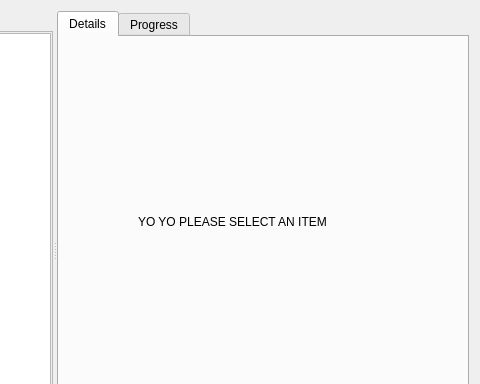
Above: resources/dialog.ui from shotgunsoftware/tk-multi-publish2 before the change; both pictures show x 343 to 823 and y 0 to 384 of the 823 by 546 pixel window. Below: the same form after it.
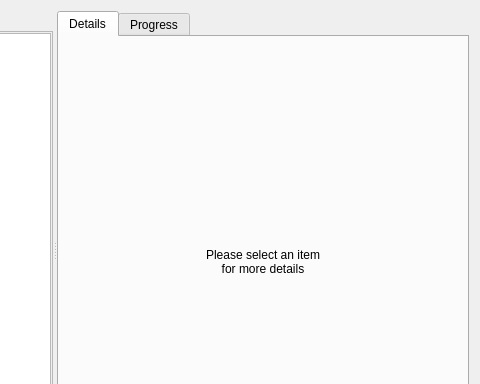
That is the form after the change. The open tabs and pages were chosen to show the change. Icons and pictures are not drawn. Custom widgets are drawn as their Qt base class.

```diff
--- a/resources/dialog.ui
+++ b/resources/dialog.ui
@@ -321,19 +321,19 @@
            </widget>
           </widget>
           <widget class="QWidget" name="details_select">
-           <widget class="QLabel" name="label_6">
-            <property name="geometry">
-             <rect>
-              <x>70</x>
-              <y>130</y>
-              <width>221</width>
-              <height>91</height>
-             </rect>
-            </property>
-            <property name="text">
-             <string>YO YO PLEASE SELECT AN ITEM</string>
-            </property>
-           </widget>
+           <layout class="QVBoxLayout" name="verticalLayout_6">
+            <item>
+             <widget class="QLabel" name="please_select_an_item">
+              <property name="text">
+               <string>Please select an item 
+for more details</string>
+              </property>
+              <property name="alignment">
+               <set>Qt::AlignCenter</set>
+              </property>
+             </widget>
+            </item>
+           </layout>
           </widget>
          </widget>
         </item>
@@ -434,6 +434,11 @@
    <header>..drop_area</header>
    <container>1</container>
   </customwidget>
+  <customwidget>
+   <class>Thumbnail</class>
+   <extends>QLabel</extends>
+   <header>..thumbnail</header>
+  </customwidget>
  </customwidgets>
  <resources>
   <include location="resources.qrc"/>
```
Left out of the diff: 18 changed lines with no effect on the pictures.
